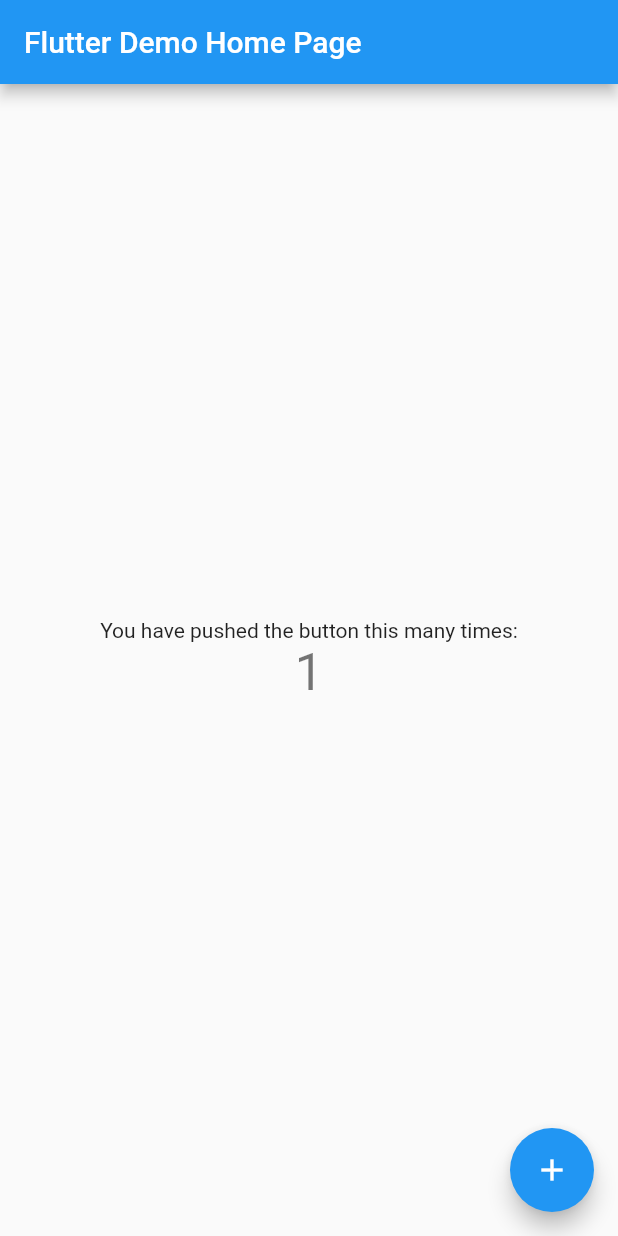
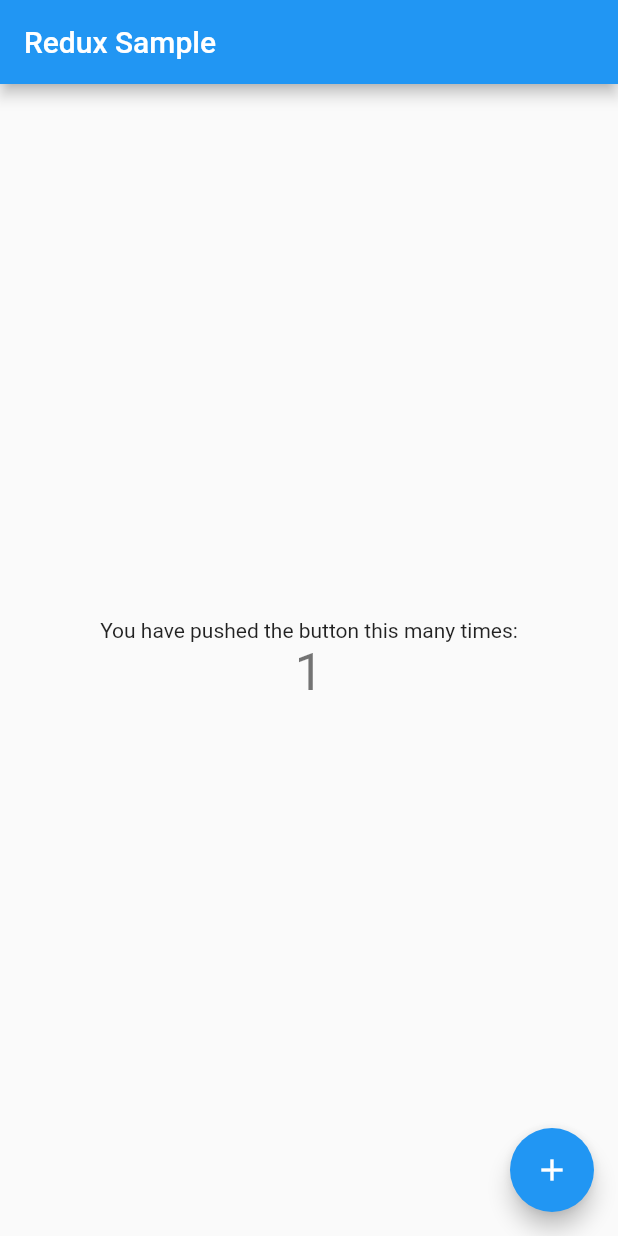
Before and after one commit to BannerCoe/cookbook_flutter, a Flutter app: the screen it shows after launch, after a tap on the "add" icon, on a phone screen of 412 x 824 dp. Run offline on Flutter 3.47's test engine with Material 2 defaults, Android fonts, the phone set to English and light mode, and no system bars; our stand-ins replace flutter_redux, redux.

Commit message:
reudx simple finished

```diff
--- a/redux_simple/lib/main.dart
+++ b/redux_simple/lib/main.dart
@@ -1,109 +1,104 @@
 import 'package:flutter/material.dart';
+import 'package:flutter_redux/flutter_redux.dart';
+import 'package:redux/redux.dart';
 
-void main() => runApp(new MyApp());
+// One simple action: Increment
+enum Actions { Increment }
 
-class MyApp extends StatelessWidget {
-  // This widget is the root of your application.
+// The reducer, which takes the previous count and increments it in response
+// to an Increment action.
+int counterReducer(int state, dynamic action) {
+  if (action == Actions.Increment) {
+    return state + 1;
+  }
+  return state;
+}
+
+void main() {
+  // Create your store as a final variable in a base Widget. This works better
+  // with Hot Reload than creating it directly in the `build` function.
+  final store = new Store<int>(counterReducer, initialState: 0);
+
+  runApp(new FlutterReduxApp(title: 'Futter Redux', store: store));
+}
+
+class FlutterReduxApp extends StatelessWidget {
+  final Store<int> store;
+  final String title;
+
+  FlutterReduxApp({Key key, this.title, this.store}) : super(key: key);
+
   @override
   Widget build(BuildContext context) {
-    return new MaterialApp(
-      title: 'Flutter Demo',
-      theme: new ThemeData(
-        // This is the theme of your application.
-        //
-        // Try running your application with "flutter run". You'll see the
-        // application has a blue toolbar. Then, without quitting the app, try
-        // changing the primarySwatch below to Colors.green and then invoke
-        // "hot reload" (press "r" in the console where you ran "flutter run",
-        // or press Run > Flutter Hot Reload in IntelliJ). Notice that the
-        // counter didn't reset back to zero; the application is not restarted.
-        primarySwatch: Colors.blue,
+    // The StoreProvider should wrap your MaterialApp or WidgetsApp. This will
+    // ensure all routes have access to the store.
+    return new StoreProvider<int>(
+      // Pass the store to the StoreProvider. Any ancestor `StoreConnector`
+      // Widgets will find and use this value as the `Store`.
+      store: store,
+      child: new MaterialApp(
+        home: new MyHome(),
+        theme: new ThemeData.light(),
       ),
-      home: new MyHomePage(title: 'Flutter Demo Home Page'),
     );
   }
 }
 
-class MyHomePage extends StatefulWidget {
-  MyHomePage({Key key, this.title}) : super(key: key);
-
-  // This widget is the home page of your application. It is stateful, meaning
-  // that it has a State object (defined below) that contains fields that affect
-  // how it looks.
-
-  // This class is the configuration for the state. It holds the values (in this
-  // case the title) provided by the parent (in this case the App widget) and
-  // used by the build method of the State. Fields in a Widget subclass are
-  // always marked "final".
-
-  final String title;
-
-  @override
-  _MyHomePageState createState() => new _MyHomePageState();
-}
-
-class _MyHomePageState extends State<MyHomePage> {
-  int _counter = 0;
-
-  void _incrementCounter() {
-    setState(() {
-      // This call to setState tells the Flutter framework that something has
-      // changed in this State, which causes it to rerun the build method below
-      // so that the display can reflect the updated values. If we changed
-      // _counter without calling setState(), then the build method would not be
-      // called again, and so nothing would appear to happen.
-      _counter++;
-    });
-  }
-
+class MyHome extends StatelessWidget {
   @override
   Widget build(BuildContext context) {
-    // This method is rerun every time setState is called, for instance as done
-    // by the _incrementCounter method above.
-    //
-    // The Flutter framework has been optimized to make rerunning build methods
-    // fast, so that you can just rebuild anything that needs updating rather
-    // than having to individually change instances of widgets.
     return new Scaffold(
-      appBar: new AppBar(
-        // Here we take the value from the MyHomePage object that was created by
-        // the App.build method, and use it to set our appbar title.
-        title: new Text(widget.title),
-      ),
+      appBar: new AppBar(title: new Text("Redux Sample")),
       body: new Center(
-        // Center is a layout widget. It takes a single child and positions it
-        // in the middle of the parent.
         child: new Column(
-          // Column is also layout widget. It takes a list of children and
-          // arranges them vertically. By default, it sizes itself to fit its
-          // children horizontally, and tries to be as tall as its parent.
-          //
-          // Invoke "debug paint" (press "p" in the console where you ran
-          // "flutter run", or select "Toggle Debug Paint" from the Flutter tool
-          // window in IntelliJ) to see the wireframe for each widget.
-          //
-          // Column has various properties to control how it sizes itself and
-          // how it positions its children. Here we use mainAxisAlignment to
-          // center the children vertically; the main axis here is the vertical
-          // axis because Columns are vertical (the cross axis would be
-          // horizontal).
           mainAxisAlignment: MainAxisAlignment.center,
           children: <Widget>[
-            new Text(
-              'You have pushed the button this many times:',
-            ),
-            new Text(
-              '$_counter',
-              style: Theme.of(context).textTheme.display1,
+            new Text('You have pushed the button this many times:'),
+            // Connect the Store to a Text Widget that renders the current
+            // count.
+            //
+            // We'll wrap the Text Widget in a `StoreConnector` Widget. The
+            // `StoreConnector` will find the `Store` from the nearest
+            // `StoreProvider` ancestor, convert it into a String of the
+            // latest count, and pass that String  to the `builder` function
+            // as the `count`.
+            //
+            // Every time the button is tapped, an action is dispatched and
+            // run through the reducer. After the reducer updates the state,
+            // the Widget will be automatically rebuilt with the latest
+            // count. No need to manually manage subscriptions or Streams!
+
+            new StoreConnector<int, String>(
+              builder: (BuildContext context, String vm) {
+                return new Text(vm,
+                    style: Theme.of(context).textTheme.display1);
+              },
+              converter: (Store store) {
+                return store.state.toString();
+              },
             ),
           ],
         ),
       ),
-      floatingActionButton: new FloatingActionButton(
-        onPressed: _incrementCounter,
-        tooltip: 'Increment',
-        child: new Icon(Icons.add),
-      ), // This trailing comma makes auto-formatting nicer for build methods.
+      // Connect the Store to a FloatingActionButton. In this case, we'll
+      // use the Store to build a callback that with dispatch an Increment
+      // Action.
+      //
+      // Then, we'll pass this callback to the button's `onPressed` handler.
+      floatingActionButton: new StoreConnector<int, VoidCallback>(
+        builder: (context, callback) {
+          return new FloatingActionButton(
+             // Attach the `callback` to the `onPressed` attribute
+              onPressed: callback,
+              tooltip: 'Increment',
+              child: new Icon(Icons.add));
+        },
+        converter: (Store store) {
+          // Return a `VoidCallback`, which is a fancy name for a function
+          // with no parameters. It only dispatches an Increment action.
+          return () => store.dispatch(Actions.Increment);
+        },
+      ),
     );
   }
 }
--- a/redux_simple/pubspec.yaml
+++ b/redux_simple/pubspec.yaml
@@ -10,10 +10,11 @@ description: A new Flutter project.
 version: 1.0.0+1
 
 environment:
-  sdk: ">=2.0.0-dev.68.0 <3.0.0"
+  sdk: ">=2.0.0 <3.0.0"
 
 dependencies:
   flutter_redux: ^0.5.2
+  redux: ^3.0.0
   flutter:
     sdk: flutter
 
```
Also changed, not shown: 2 other files.
